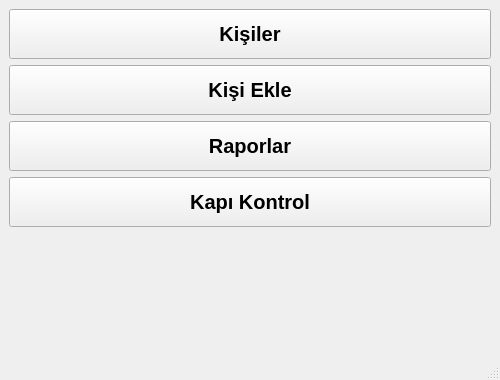
MebCiscoGroup6/YuzTanimaKilitProjesi, file arayuzler/people.ui: the form before one commit.
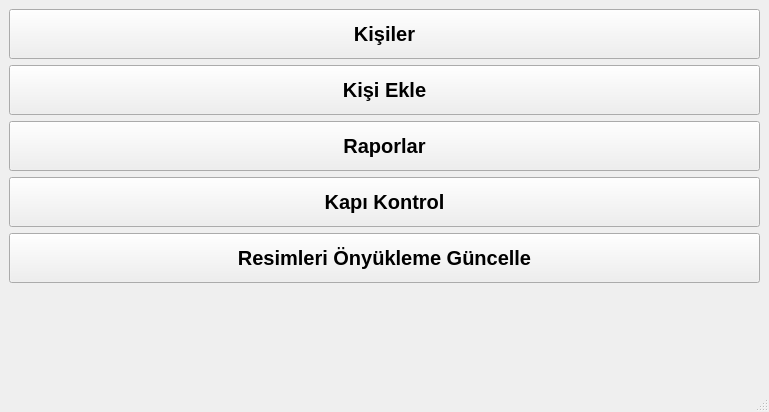
The form after the commit.

What changed in the file:
```diff
--- a/arayuzler/people.ui
+++ b/arayuzler/people.ui
@@ -6,8 +6,8 @@
    <rect>
     <x>0</x>
     <y>0</y>
-    <width>500</width>
-    <height>380</height>
+    <width>769</width>
+    <height>412</height>
    </rect>
   </property>
   <property name="windowTitle">
@@ -95,6 +95,26 @@
       </property>
      </widget>
     </item>
+    <item row="4" column="0" colspan="2">
+     <widget class="QPushButton" name="btnOnYukleme">
+      <property name="minimumSize">
+       <size>
+        <width>0</width>
+        <height>50</height>
+       </size>
+      </property>
+      <property name="font">
+       <font>
+        <pointsize>15</pointsize>
+        <weight>75</weight>
+        <bold>true</bold>
+       </font>
+      </property>
+      <property name="text">
+       <string>Resimleri Önyükleme Güncelle</string>
+      </property>
+     </widget>
+    </item>
    </layout>
   </widget>
   <widget class="QMenuBar" name="menubar">
```
Left out of the diff: 2 changed lines with no effect on the pictures.
